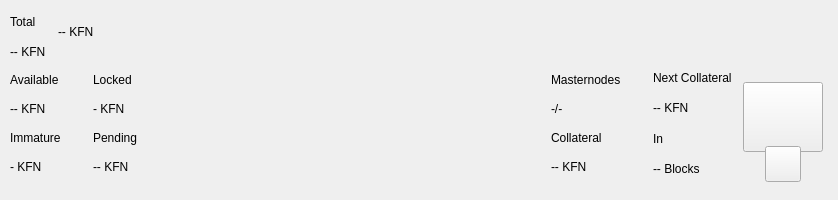
Before: the Qt Designer form src/qt/pivx/forms/topbar.ui in kafeniocoin/KFN, drawn with Qt 5.
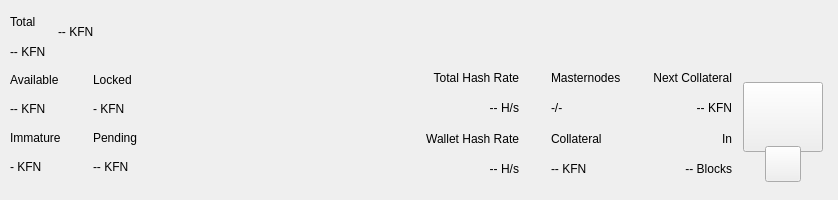
After: the same form once the commit is applied. Custom widgets are drawn as their Qt base class.

Patch:
```diff
--- a/src/qt/pivx/forms/topbar.ui
+++ b/src/qt/pivx/forms/topbar.ui
@@ -526,7 +526,93 @@
             <number>9</number>
            </property>
            <item>
-            <layout class="QVBoxLayout" name="verticalLayout_5">
+            <widget class="QWidget" name="widgetStaking" native="true">
+             <layout class="QVBoxLayout" name="verticalLayout_12">
+              <property name="leftMargin">
+               <number>32</number>
+              </property>
+              <property name="topMargin">
+               <number>0</number>
+              </property>
+              <property name="rightMargin">
+               <number>0</number>
+              </property>
+              <property name="bottomMargin">
+               <number>0</number>
+              </property>
+              <item>
+               <widget class="QLabel" name="labelNetworkHashRateTitle">
+                <property name="text">
+                 <string>Total Hash Rate</string>
+                </property>
+                <property name="textFormat">
+                 <enum>Qt::AutoText</enum>
+                </property>
+                <property name="alignment">
+                 <set>Qt::AlignRight|Qt::AlignTrailing|Qt::AlignVCenter</set>
+                </property>
+               </widget>
+              </item>
+              <item>
+               <widget class="QLabel" name="labelNetworkHashRateValue">
+                <property name="layoutDirection">
+                 <enum>Qt::LeftToRight</enum>
+                </property>
+                <property name="text">
+                 <string>-- H/s</string>
+                </property>
+                <property name="textFormat">
+                 <enum>Qt::AutoText</enum>
+                </property>
+                <property name="alignment">
+                 <set>Qt::AlignRight|Qt::AlignTrailing|Qt::AlignVCenter</set>
+                </property>
+               </widget>
+              </item>
+              <item>
+               <widget class="QLabel" name="labelWalletHashRateTitle">
+                <property name="text">
+                 <string>Wallet Hash Rate</string>
+                </property>
+                <property name="textFormat">
+                 <enum>Qt::AutoText</enum>
+                </property>
+                <property name="alignment">
+                 <set>Qt::AlignRight|Qt::AlignTrailing|Qt::AlignVCenter</set>
+                </property>
+               </widget>
+              </item>
+              <item>
+               <widget class="PrivateQLabel" name="labelWalletHashRateValue">
+                <property name="text">
+                 <string notr="true">-- H/s</string>
+                </property>
+                <property name="textFormat">
+                 <enum>Qt::AutoText</enum>
+                </property>
+                <property name="alignment">
+                 <set>Qt::AlignRight|Qt::AlignTrailing|Qt::AlignVCenter</set>
+                </property>
+               </widget>
+              </item>
+             </layout>
+            </widget>
+           </item>
+           <item>
+            <widget class="QWidget" name="widgetMasternodes" native="true">
+             <layout class="QVBoxLayout">
+              <property name="leftMargin">
+               <number>32</number>
+              </property>
+              <property name="topMargin">
+               <number>0</number>
+              </property>
+              <property name="rightMargin">
+               <number>0</number>
+              </property>
+              <property name="bottomMargin">
+               <number>0</number>
+              </property>
              <item>
               <widget class="QLabel" name="labelMasternodesTitle">
                <property name="text">
@@ -535,27 +621,28 @@
               </widget>
              </item>
              <item>
-              <widget class="QLabel" name="labelMasternodeCount">
+               <widget class="PrivateQLabel" name="labelMasternodeCount">
                <property name="text">
                 <string>-/-</string>
                </property>
               </widget>
              </item>
              <item>
-              <widget class="QLabel" name="labelTitle8">
+               <widget class="QLabel" name="labelCollateralTitle">
                <property name="text">
                 <string>Collateral</string>
                </property>
               </widget>
              </item>
              <item>
-              <widget class="QLabel" name="labelCollateralPiv">
+               <widget class="QLabel" name="labelCollateralValue">
                <property name="text">
                 <string notr="true">-- KFN</string>
                </property>
               </widget>
              </item>
             </layout>
+            </widget>
            </item>
            <item>
             <widget class="QWidget" name="widgetNextCollateral" native="true">
@@ -577,6 +664,12 @@
                 <property name="text">
                  <string>Next Collateral</string>
                 </property>
+                <property name="textFormat">
+                 <enum>Qt::AutoText</enum>
+                </property>
+                <property name="alignment">
+                 <set>Qt::AlignRight|Qt::AlignTrailing|Qt::AlignVCenter</set>
+                </property>
                </widget>
               </item>
               <item>
@@ -584,13 +677,25 @@
                 <property name="text">
                  <string>-- KFN</string>
                 </property>
+                <property name="textFormat">
+                 <enum>Qt::AutoText</enum>
+                </property>
+                <property name="alignment">
+                 <set>Qt::AlignRight|Qt::AlignTrailing|Qt::AlignVCenter</set>
+                </property>
                </widget>
               </item>
               <item>
-               <widget class="QLabel" name="labelTitle9">
+               <widget class="QLabel" name="labelRemainingBlocks">
                 <property name="text">
                  <string>In</string>
                 </property>
+                <property name="textFormat">
+                 <enum>Qt::AutoText</enum>
+                </property>
+                <property name="alignment">
+                 <set>Qt::AlignRight|Qt::AlignTrailing|Qt::AlignVCenter</set>
+                </property>
                </widget>
               </item>
               <item>
@@ -598,6 +703,12 @@
                 <property name="text">
                  <string notr="true">-- Blocks</string>
                 </property>
+                <property name="textFormat">
+                 <enum>Qt::AutoText</enum>
+                </property>
+                <property name="alignment">
+                 <set>Qt::AlignRight|Qt::AlignTrailing|Qt::AlignVCenter</set>
+                </property>
                </widget>
               </item>
              </layout>
@@ -719,18 +830,24 @@
   </layout>
  </widget>
  <customwidgets>
-  <customwidget>
-   <class>PFBorderImage</class>
-   <extends>QFrame</extends>
-   <header>qt/pivx/pfborderimage.h</header>
-   <container>1</container>
-  </customwidget>
   <customwidget>
    <class>ExpandableButton</class>
    <extends>QWidget</extends>
    <header>qt/pivx/expandablebutton.h</header>
    <container>1</container>
   </customwidget>
+  <customwidget>
+   <class>PFBorderImage</class>
+   <extends>QFrame</extends>
+   <header>qt/pivx/pfborderimage.h</header>
+   <container>1</container>
+  </customwidget>
+  <customwidget>
+   <class>PrivateQLabel</class>
+   <extends>QLabel</extends>
+   <header>qt/pivx/privatelabel.h</header>
+   <container>0</container>
+  </customwidget>
  </customwidgets>
  <resources/>
  <connections/>
```
Left out of the diff: 44 changed lines with no effect on the pictures. Lines whose indentation alone changed are shown as unchanged.
